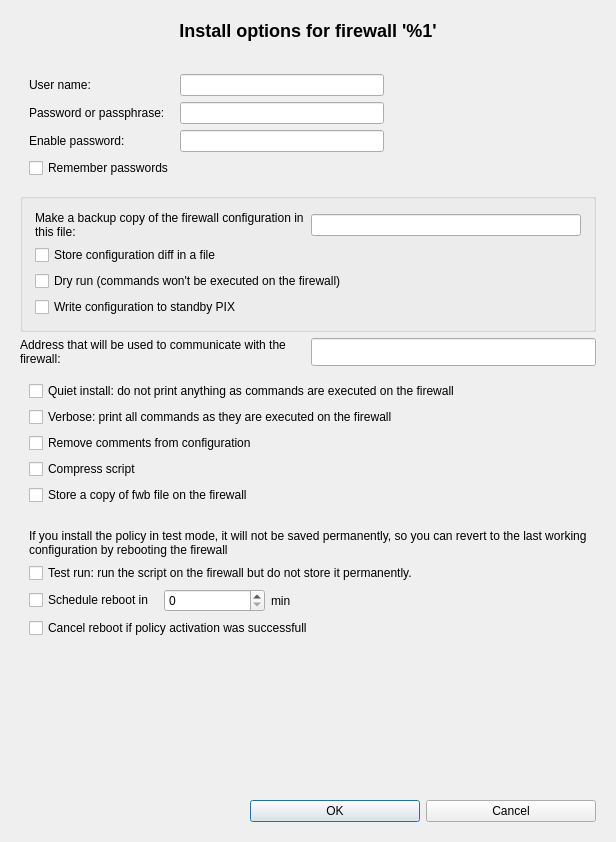
First picture: the form in src/gui/instoptionsdialog_q.ui, repository fwbuilder/fwbuilder, before the edit.
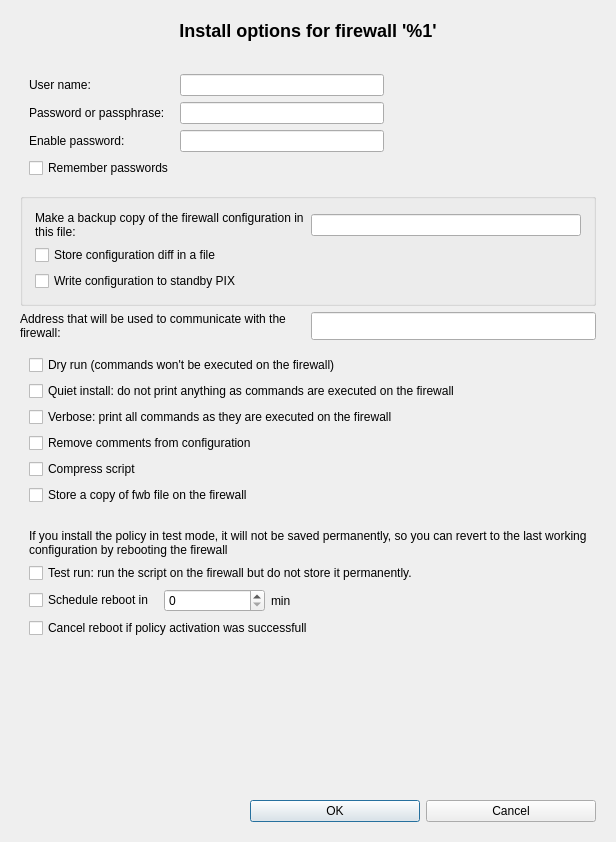
Second picture: the form after the edit.

```diff
--- a/src/gui/instoptionsdialog_q.ui
+++ b/src/gui/instoptionsdialog_q.ui
@@ -191,20 +191,13 @@
          <property name="margin" >
           <number>12</number>
          </property>
-         <item row="4" column="0" colspan="2" >
+         <item row="3" column="0" colspan="2" >
           <widget class="QCheckBox" name="saveStandby" >
            <property name="text" >
             <string>Write configuration to standby PIX</string>
            </property>
           </widget>
          </item>
-         <item row="3" column="0" colspan="2" >
-          <widget class="QCheckBox" name="test" >
-           <property name="text" >
-            <string>Dry run (commands won't be executed on the firewall)</string>
-           </property>
-          </widget>
-         </item>
          <item row="2" column="0" colspan="2" >
           <widget class="QCheckBox" name="saveDiff" >
            <property name="text" >
@@ -293,36 +286,43 @@
         <property name="frameShadow" >
          <enum>QFrame::Plain</enum>
         </property>
-        <layout class="QGridLayout" >
+        <layout class="QGridLayout" name="gridLayout_2" >
          <item row="0" column="0" >
+          <widget class="QCheckBox" name="test" >
+           <property name="text" >
+            <string>Dry run (commands won't be executed on the firewall)</string>
+           </property>
+          </widget>
+         </item>
+         <item row="1" column="0" >
           <widget class="QCheckBox" name="quiet" >
            <property name="text" >
             <string>Quiet install: do not print anything as commands are executed on the firewall</string>
            </property>
           </widget>
          </item>
-         <item row="1" column="0" >
+         <item row="2" column="0" >
           <widget class="QCheckBox" name="verbose" >
            <property name="text" >
             <string>Verbose: print all commands as they are executed on the firewall</string>
            </property>
           </widget>
          </item>
-         <item row="2" column="0" >
+         <item row="3" column="0" >
           <widget class="QCheckBox" name="stripComments" >
            <property name="text" >
             <string>Remove comments from configuration</string>
            </property>
           </widget>
          </item>
-         <item row="3" column="0" >
+         <item row="4" column="0" >
           <widget class="QCheckBox" name="compressScript" >
            <property name="text" >
             <string>Compress script</string>
            </property>
           </widget>
          </item>
-         <item row="4" column="0" >
+         <item row="5" column="0" >
           <widget class="QCheckBox" name="copyFWB" >
            <property name="text" >
             <string>Store a copy of fwb file on the firewall</string>
```
Left out of the diff: 1 changed line with no effect on the pictures.
